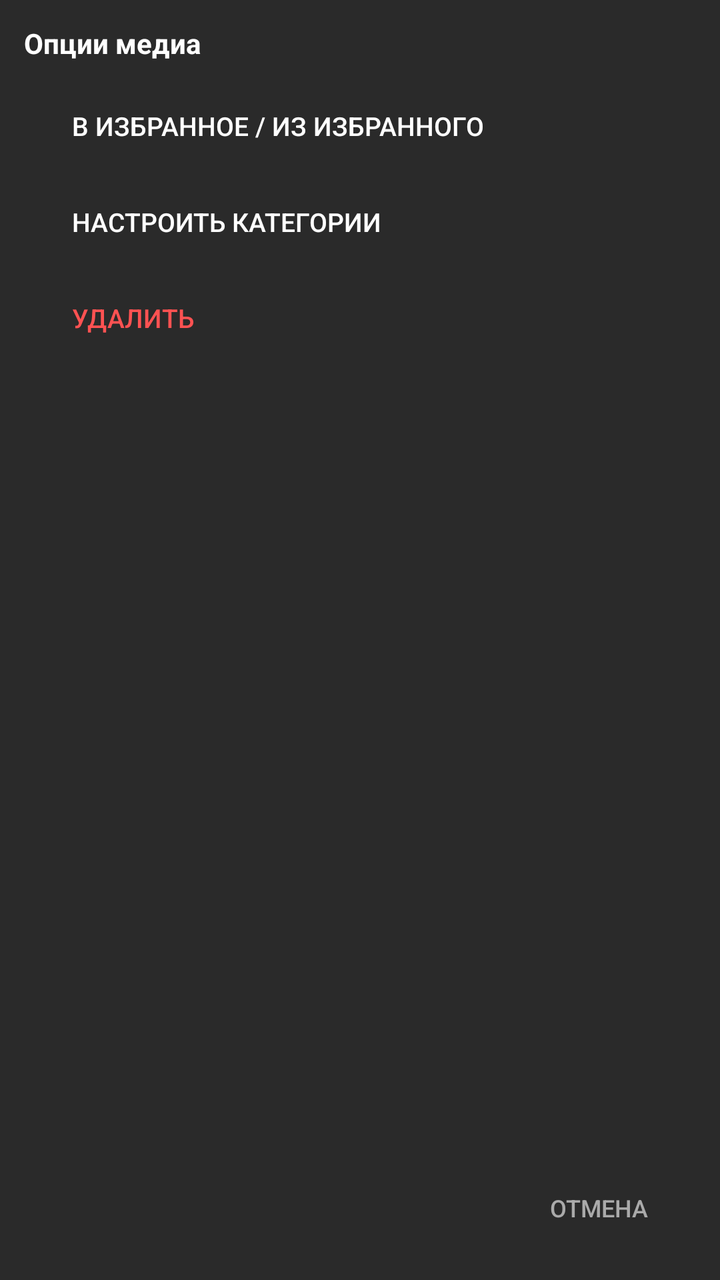
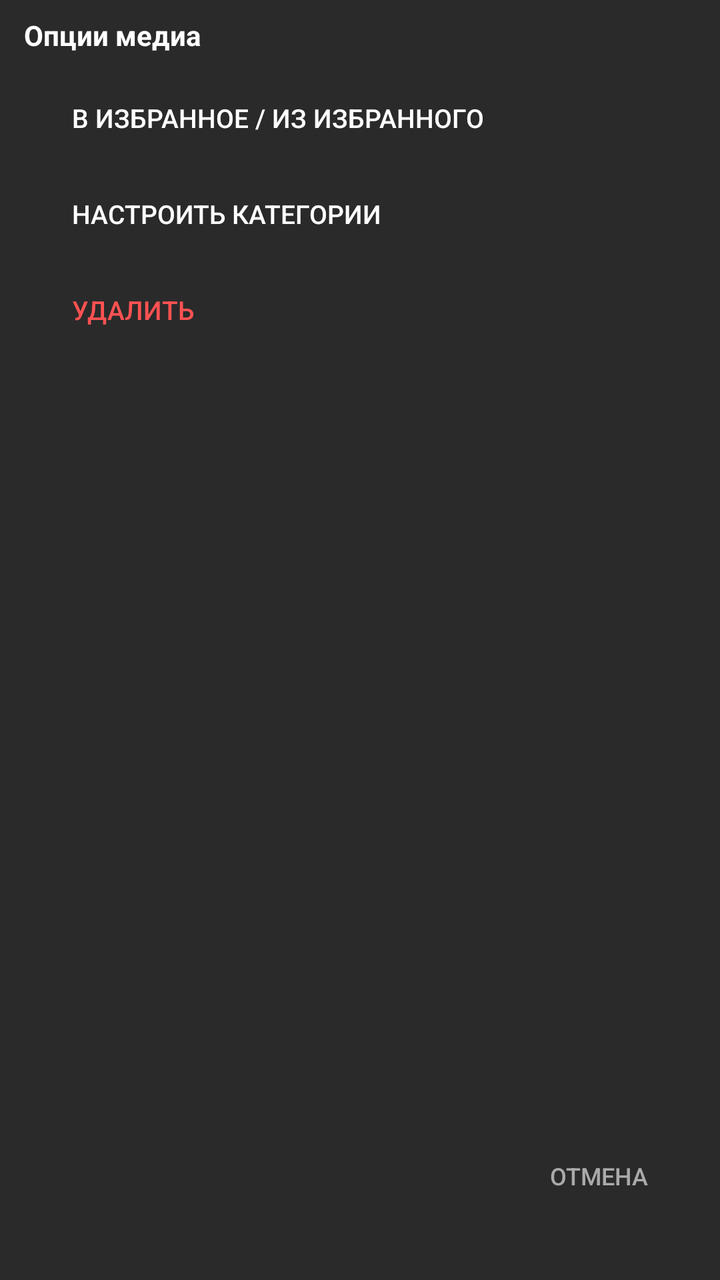

An Android layout rendered at two revisions. The XML below is the earlier revision; the diff shows what the commit changed to produce the second picture.
<!-- AndroidManifest.xml: application theme Theme.MediaKeyboard -->
<!-- res/layout/dialog_entry_options.xml -->
<?xml version="1.0" encoding="utf-8"?>
<ScrollView xmlns:android="http://schemas.android.com/apk/res/android"
    android:layout_width="match_parent"
    android:layout_height="match_parent"
    android:fillViewport="true"
    android:background="#FF2A2A2A">

    <LinearLayout
        android:layout_width="match_parent"
        android:layout_height="wrap_content"
        android:orientation="vertical"
        android:padding="12dp">

        <TextView
            android:id="@+id/titleText"
            android:layout_width="match_parent"
            android:layout_height="wrap_content"
            android:text="Опции медиа"
            android:textColor="#FFFFFFFF"
            android:textSize="14sp"
            android:textStyle="bold"
            android:maxLines="1"
            android:ellipsize="end"
            android:layout_marginBottom="8dp" />

        <Button
            android:id="@+id/btnToggleFavorite"
            style="?android:attr/borderlessButtonStyle"
            android:layout_width="match_parent"
            android:layout_height="wrap_content"
            android:gravity="start|center_vertical"
            android:text="В избранное / Из избранного"
            android:textColor="#FFFFFFFF"
            android:textSize="13sp" />

        <Button
            android:id="@+id/btnEditCategories"
            style="?android:attr/borderlessButtonStyle"
            android:layout_width="match_parent"
            android:layout_height="wrap_content"
            android:gravity="start|center_vertical"
            android:text="Настроить категории"
            android:textColor="#FFFFFFFF"
            android:textSize="13sp" />

        <Button
            android:id="@+id/btnDeleteMedia"
            style="?android:attr/borderlessButtonStyle"
            android:layout_width="match_parent"
            android:layout_height="wrap_content"
            android:gravity="start|center_vertical"
            android:text="Удалить"
            android:textColor="#FFFF5252"
            android:textSize="13sp" />

        <View
            android:layout_width="match_parent"
            android:layout_height="0dp"
            android:layout_weight="1" />

        <Button
            android:id="@+id/btnCancelOptions"
            style="?android:attr/borderlessButtonStyle"
            android:layout_width="wrap_content"
            android:layout_height="wrap_content"
            android:layout_gravity="end"
            android:layout_marginTop="8dp"
            android:text="Отмена"
            android:textColor="#FFAAAAAA"
            android:textSize="12sp" />
    </LinearLayout>
</ScrollView>
<!-- resources referenced by this layout -->
<resources>
  <style name="Theme.MediaKeyboard" parent="Base.Theme.MediaKeyboard" />
  <style name="Base.Theme.MediaKeyboard" parent="Theme.Material3.DayNight.NoActionBar">
          
          
      </style>
</resources>

<!-- the commit's change to res/layout/dialog_entry_options.xml (unified diff, before → after) -->
@@ -9,7 +9,11 @@
         android:layout_width="match_parent"
         android:layout_height="wrap_content"
         android:orientation="vertical"
-        android:padding="12dp">
+        android:paddingStart="12dp"
+        android:paddingTop="8dp"
+        android:paddingEnd="12dp"
+        android:paddingBottom="28dp"
+        android:clipToPadding="false">
 
         <TextView
             android:id="@+id/titleText"
